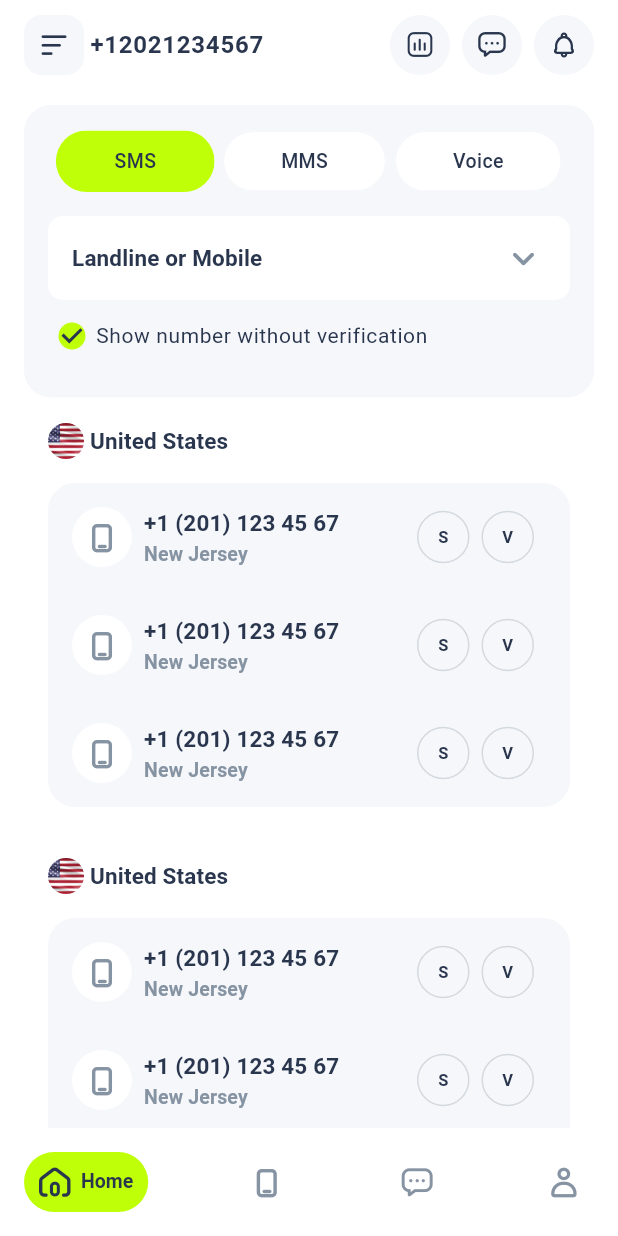
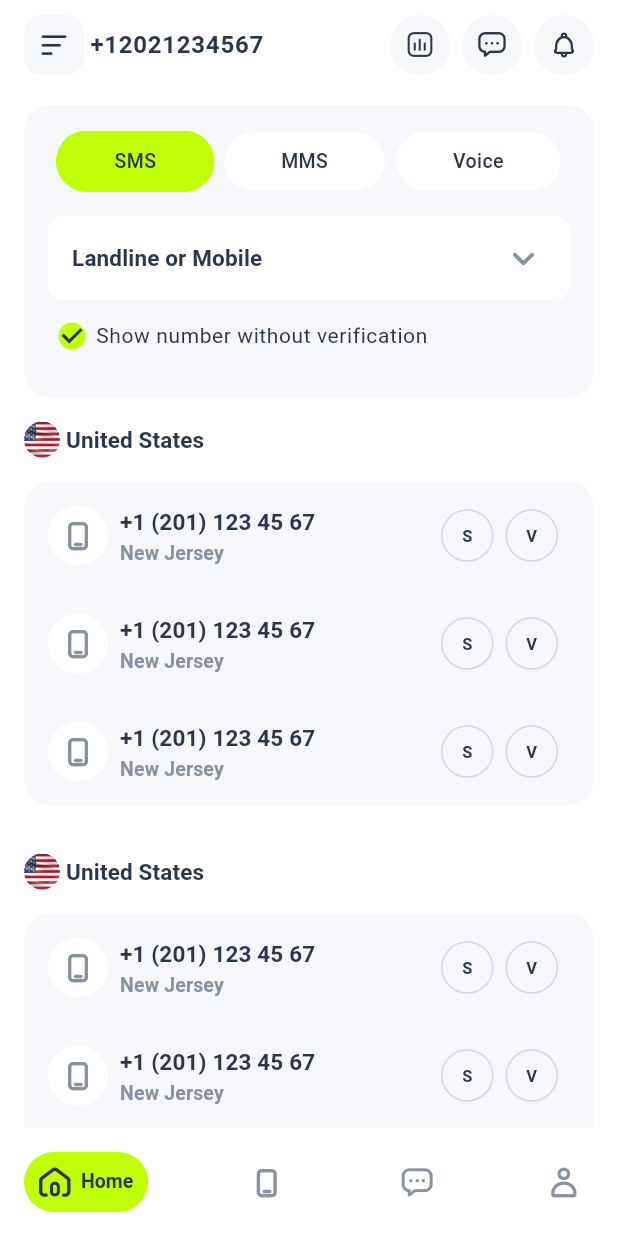
Before and after one commit to RusAntr/ui_test_app, a Flutter app: the screen it shows after launch, on a phone screen of 412 x 824 dp. Run offline on Flutter 3.47's test engine with Material 3 defaults, Android fonts, the phone set to English and light mode, and no system bars; drawn by our look-alikes of google_nav_bar; our stand-ins replace flutter_svg, go_router.

Commit message:
quick fix

```diff
--- a/lib/feauture/presentation/widgets/phone_numbers_widget.dart
+++ b/lib/feauture/presentation/widgets/phone_numbers_widget.dart
@@ -7,7 +7,7 @@ class PhoneNumbersWidget extends StatelessWidget {
   @override
   Widget build(BuildContext context) {
     return Container(
-      padding: const EdgeInsets.symmetric(vertical: 17, horizontal: 16),
+      padding: const EdgeInsets.symmetric(vertical: 16),
       decoration: BoxDecoration(
         borderRadius: BorderRadius.circular(18),
       ),
```
